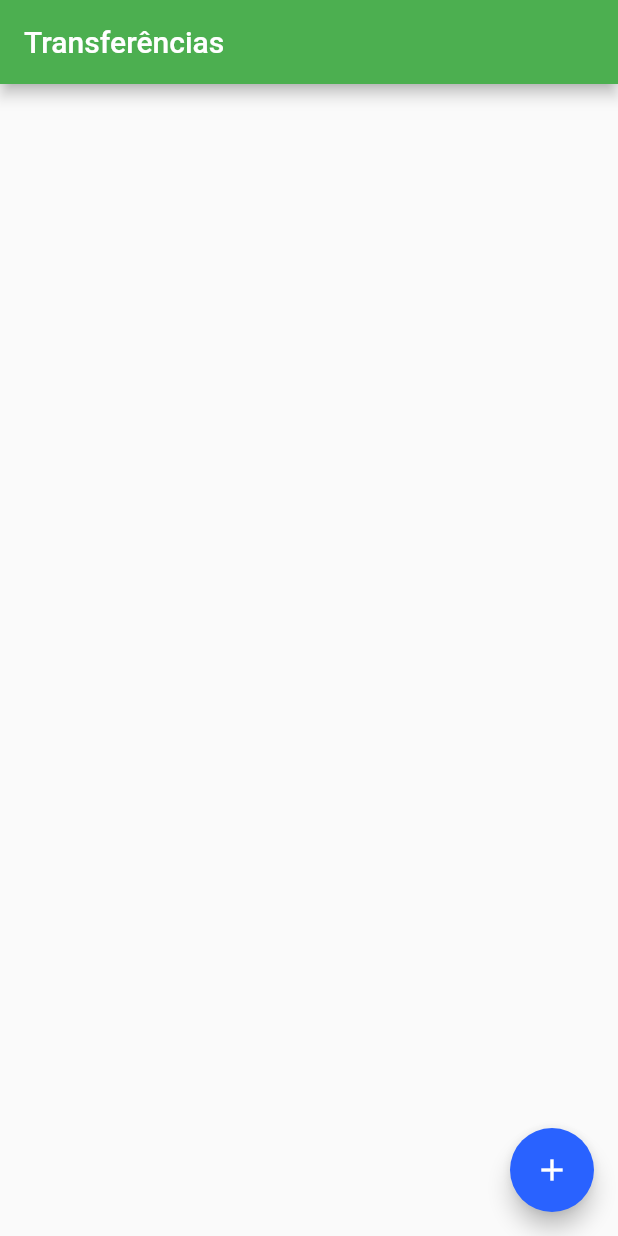
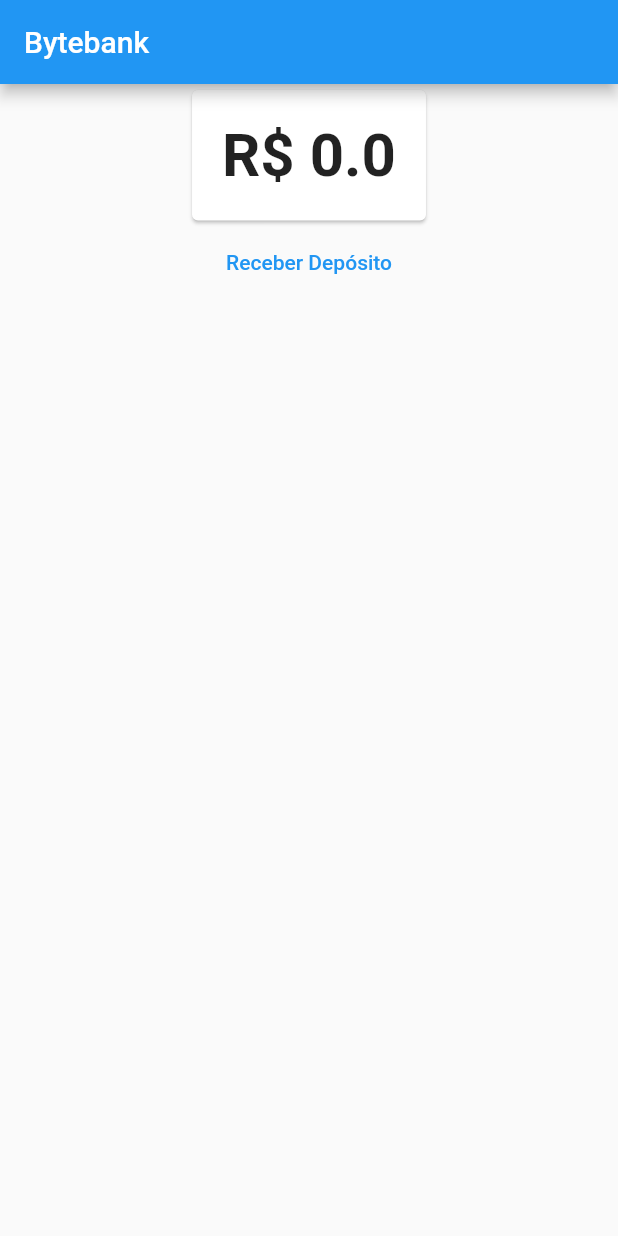
Before and after one commit to Jade-Oliveira/flutter_provider_alura, a Flutter app: the screen it shows after launch, on a phone screen of 412 x 824 dp. Run offline on Flutter 3.47's test engine with Material 2 defaults, Android fonts, the phone set to English and light mode, and no system bars.

```diff
--- a/bytebank/lib/main.dart
+++ b/bytebank/lib/main.dart
@@ -1,7 +1,14 @@
-import 'package:bytebank/screens/transferencia/lista.dart';
+import 'package:bytebank/models/saldo.dart';
+import 'package:bytebank/screens/dashboard/dashboard.dart';
 import 'package:flutter/material.dart';
+import 'package:provider/provider.dart';
 
-void main() => runApp(ByteBankApp());
+//inicialmente precisamos apontar quem o provide vai gerenciar
+void main() => runApp(ChangeNotifierProvider(
+      //quais são os dados que ele tem que observar, só executa uma vez, não vai atualizar saldo por aqui
+      create: (context) => Saldo(0),
+      child: ByteBankApp(),
+    ));
 
 class ByteBankApp extends StatelessWidget {
   @override
@@ -13,9 +20,8 @@ class ByteBankApp extends StatelessWidget {
           buttonTheme: ButtonThemeData(
             buttonColor: Colors.blueAccent[700],
             textTheme: ButtonTextTheme.primary,
-        )
-    ),
-    home: ListaTranferencias(),
+          )),
+      home: Dashboard(),
       debugShowCheckedModeBanner: false,
     );
   }
--- /dev/null
+++ b/bytebank/lib/models/saldo.dart
@@ -0,0 +1,26 @@
+import 'package:flutter/material.dart';
+
+//para conseguir observar isso com o provider ele precisa ter essa extensão do ChangeNotifier
+class Saldo extends ChangeNotifier {
+  double valor;
+
+  Saldo(this.valor);
+
+  //método que adiciona e altera o valor
+  void adiciona(double valor) {
+    this.valor += valor;
+
+    //esse método do flutter vai avisar para os listeners que esse valor foi alterado
+    notifyListeners();
+  }
+
+  void subtrai(double valor) {
+    this.valor -= valor;
+    notifyListeners();
+  }
+
+  @override
+  String toString() {
+    return 'R\$ $valor';
+  }
+}
--- /dev/null
+++ b/bytebank/lib/screens/dashboard/dashboard.dart
@@ -0,0 +1,35 @@
+import 'package:bytebank/screens/dashboard/saldo.dart';
+import 'package:bytebank/screens/deposito/formulario.dart';
+import 'package:flutter/material.dart';
+
+class Dashboard extends StatelessWidget {
+  const Dashboard({Key? key}) : super(key: key);
+
+  @override
+  Widget build(BuildContext context) {
+    return Scaffold(
+        appBar: AppBar(
+          title: Text('Bytebank'),
+        ),
+        //pai como responsável por controlar a posição do widget filho, no caso o saldo
+        body: ListView(
+          children: [
+            Align(
+              child: SaldoCard(),
+              alignment: Alignment.topCenter,
+            ),
+            //para ter acesso ao saldo precisamos desse consumer do provider
+            TextButton(
+              onPressed: () {
+                Navigator.push(
+                    context,
+                    MaterialPageRoute(
+                      builder: (context) => FormularioDeposito(),
+                    ));
+              },
+              child: Text('Receber Depósito'),
+            )
+          ],
+        ));
+  }
+}
--- /dev/null
+++ b/bytebank/lib/screens/dashboard/saldo.dart
@@ -0,0 +1,25 @@
+import 'package:bytebank/models/saldo.dart';
+import 'package:flutter/material.dart';
+import 'package:provider/provider.dart';
+
+class SaldoCard extends StatelessWidget {
+  const SaldoCard({Key? key}) : super(key: key);
+
+  @override
+  Widget build(BuildContext context) {
+    return Card(
+      child: Padding(
+          padding: EdgeInsets.all(20),
+          child: Consumer<Saldo>(
+            //função responsável por recriar o widget
+            builder: (context, valor, child) {
+              return Text(
+                valor.toString(),
+                textAlign: TextAlign.center,
+                style: TextStyle(fontSize: 40, fontWeight: FontWeight.bold),
+              );
+            },
+          )),
+    );
+  }
+}
--- a/bytebank/pubspec.yaml
+++ b/bytebank/pubspec.yaml
@@ -28,6 +28,7 @@ dependencies:
   # The following adds the Cupertino Icons font to your application.
   # Use with the CupertinoIcons class for iOS style icons.
   cupertino_icons: ^1.0.2
+  provider: ^6.0.1
 
 dev_dependencies:
   flutter_test:
```
Also changed, not shown: bytebank/lib/screens/deposito/formulario.dart (added, +58 -0 lines), bytebank/pubspec.lock. Lines whose indentation alone changed are shown as unchanged.
